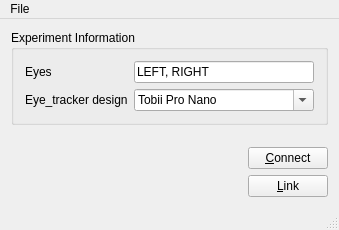
Zentetsu/TobiiProNano, file window/mainwindow.ui: the form before one commit.
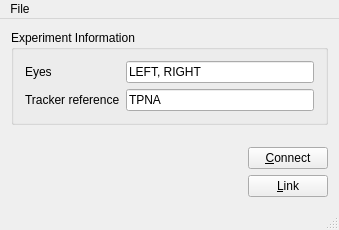
The form after the commit.

Commit message: Select eye tracker from serial number

```diff
--- a/window/mainwindow.ui
+++ b/window/mainwindow.ui
@@ -38,20 +38,15 @@
                         <item row="3" column="0">
                             <widget class="QLabel" name="label_2">
                                 <property name="text">
-                                    <string>Eye_tracker design</string>
+                                    <string>Tracker reference</string>
                                 </property>
                             </widget>
                         </item>
                         <item row="3" column="1">
-                            <widget class="QComboBox" name="ET_design">
-                                <property name="editable">
-                                    <bool>true</bool>
+                            <widget class="QLineEdit" name="ET_serial">
+                                <property name="text">
+                                    <string>TPNA</string>
                                 </property>
-                                <item>
-                                    <property name="text">
-                                        <string>Tobii Pro Nano</string>
-                                    </property>
-                                </item>
                             </widget>
                         </item>
                     </layout>
```
The commit also changes 3 other files.
